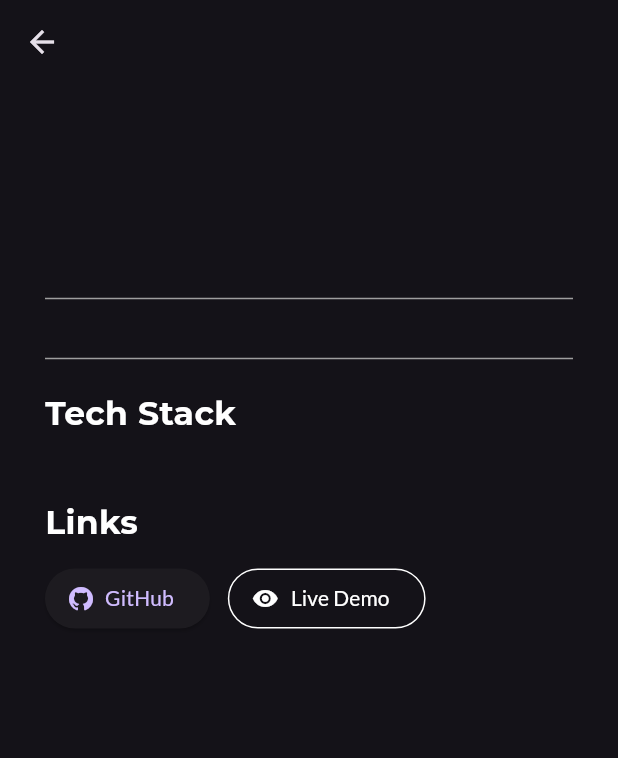
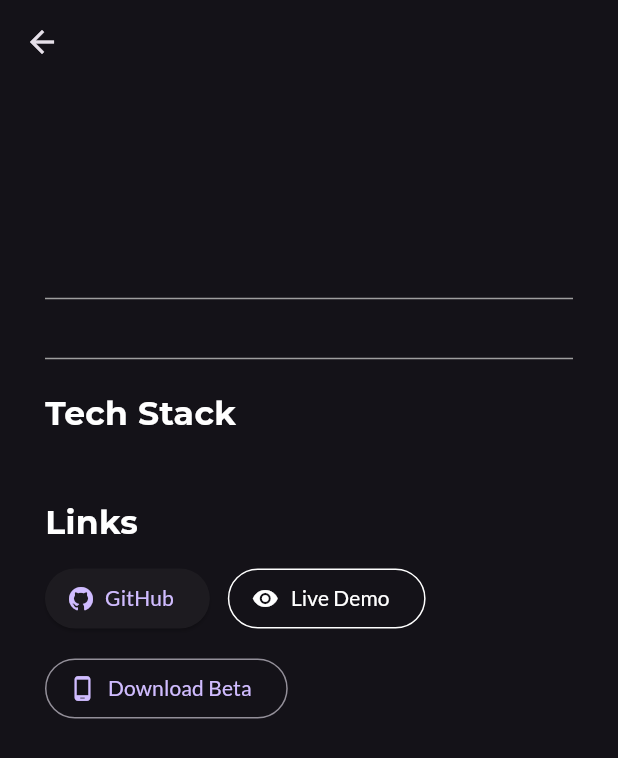
Before and after one commit to shalabi11/MyPortfolio, a Flutter app: the ProjectListItem widget shown alone on an empty page, opened directly with empty values, after a tap on "View Project", on a phone screen of 412 x 824 dp. Shown: the top 758 px of the screen. Run offline on Flutter 3.47's test engine with Material 3 defaults, Android fonts, the light colour scheme and no system bars; our stand-ins replace animate_do, font_awesome_flutter, google_fonts, transparent_image.

Commit message:
add link for Download Beta

```diff
--- a/assets/projects.json
+++ b/assets/projects.json
@@ -4,6 +4,7 @@
     "description": "An application for university students to view schedules, news, and notifications.",
     "projectUrl": "https://github.com/shalabi11/faculity_app1",
     "galleryUrl": "YOUR_LIVE_DEMO_OR_GALLERY_URL_HERE",
+    "appDistributionUrl": "https://appdistribution.firebase.dev/i/8348b71019e7f863",
     "technologies": [
       "Flutter",
       "Firebase",
--- a/lib/models/project_model.dart
+++ b/lib/models/project_model.dart
@@ -9,10 +9,11 @@ class Project {
   final List<String> technologies;
   final String? galleryUrl;
   final List<ProjectFeature> features;
+  final String? appDistributionUrl;
 
   Project({
     this.technologies = const [],
-
+    this.appDistributionUrl,
     required this.title,
     required this.description,
     required this.projectUrl,
@@ -28,6 +29,7 @@ class Project {
     return Project(
       title: json['title'] as String,
       description: json['description'] as String,
+      appDistributionUrl: json['appDistributionUrl'] as String?,
       projectUrl: json['projectUrl'] as String,
       galleryUrl: json['galleryUrl'] as String?,
       technologies: List<String>.from(json['technologies'] as List),
--- a/lib/pages/project_detail_page.dart
+++ b/lib/pages/project_detail_page.dart
@@ -4,6 +4,7 @@ import 'package:google_fonts/google_fonts.dart';
 import '../models/project_model.dart';
 import 'package:font_awesome_flutter/font_awesome_flutter.dart';
 import 'package:url_launcher/url_launcher.dart';
+import 'package:transparent_image/transparent_image.dart'; // <-- أضف هذا السطر
 
 class ProjectDetailPage extends StatelessWidget {
   final Project project;
@@ -112,7 +113,14 @@ class ProjectDetailPage extends StatelessWidget {
                 padding: const EdgeInsets.only(right: 10.0), // مسافة بين الصور
                 child: ClipRRect(
                   borderRadius: BorderRadius.circular(10),
-                  child: Image.asset(imagePaths[index]),
+                  // ▼▼▼ هذا هو التعديل ▼▼▼
+                  child: FadeInImage(
+                    placeholder: MemoryImage(kTransparentImage),
+                    image: AssetImage(imagePaths[index]),
+                    fit: BoxFit
+                        .cover, // يمكن أن يكون contain أو cover حسب الأفضل لصورك
+                  ),
+                  // ▲▲▲ انتهى التعديل ▲▲▲
                 ),
               );
             },
@@ -173,7 +181,17 @@ class ProjectDetailPage extends StatelessWidget {
                   foregroundColor: Colors.white,
                   side: const BorderSide(color: Colors.white),
                 ),
-              ),
+              ), // في lib/widgets/project_list_item.dart
+            // if (project.appDistributionUrl != null)
+            OutlinedButton.icon(
+              icon: const Icon(Icons.phone_android, size: 18),
+              label: const Text('Download Beta'), // تغيير النص
+              onPressed: () => _launchURL(
+                project.appDistributionUrl ??
+                    'https://appdistribution.firebase.dev/i/8348b71019e7f863',
+              ), // استخدام الرابط الجديد
+              style: OutlinedButton.styleFrom(/* ... */),
+            ),
           ],
         ),
       ],
--- a/lib/widgets/project_list_item.dart
+++ b/lib/widgets/project_list_item.dart
@@ -3,6 +3,7 @@ import 'package:font_awesome_flutter/font_awesome_flutter.dart';
 import 'package:google_fonts/google_fonts.dart';
 import 'package:url_launcher/url_launcher.dart';
 import '../models/project_model.dart';
+import 'package:transparent_image/transparent_image.dart'; // <-- أضف هذا السطر
 
 class ProjectListItem extends StatelessWidget {
   final Project project;
@@ -45,8 +46,10 @@ class ProjectListItem extends StatelessWidget {
                 ),
                 child: ClipRRect(
                   borderRadius: BorderRadius.circular(10),
-                  child: Image.asset(
-                    mainImagePath, // <-- استخدام المسار الصحيح
+                  child: FadeInImage(
+                    // <-- 2. استبدل Image.asset بهذا
+                    placeholder: MemoryImage(kTransparentImage),
+                    image: AssetImage(mainImagePath),
                     fit: BoxFit.contain,
                   ),
                 ),
--- a/pubspec.yaml
+++ b/pubspec.yaml
@@ -32,9 +32,9 @@ dependencies:
   cupertino_icons: ^1.0.8
   flutter:
     sdk: flutter
-
   font_awesome_flutter: ^10.7.0
   google_fonts: ^6.3.1
+  transparent_image: ^2.0.1
   url_launcher: ^6.3.2
 
 dev_dependencies:
```
Also changed, not shown: lib/widgets/project_card.dart (+9 -4 lines), pubspec.lock.
